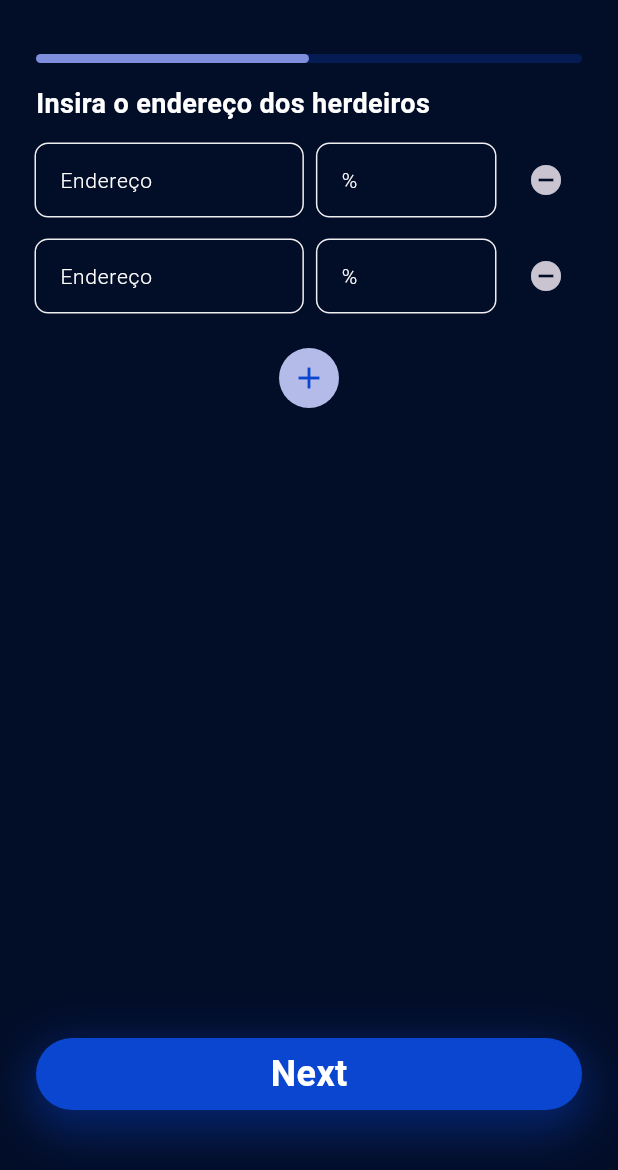
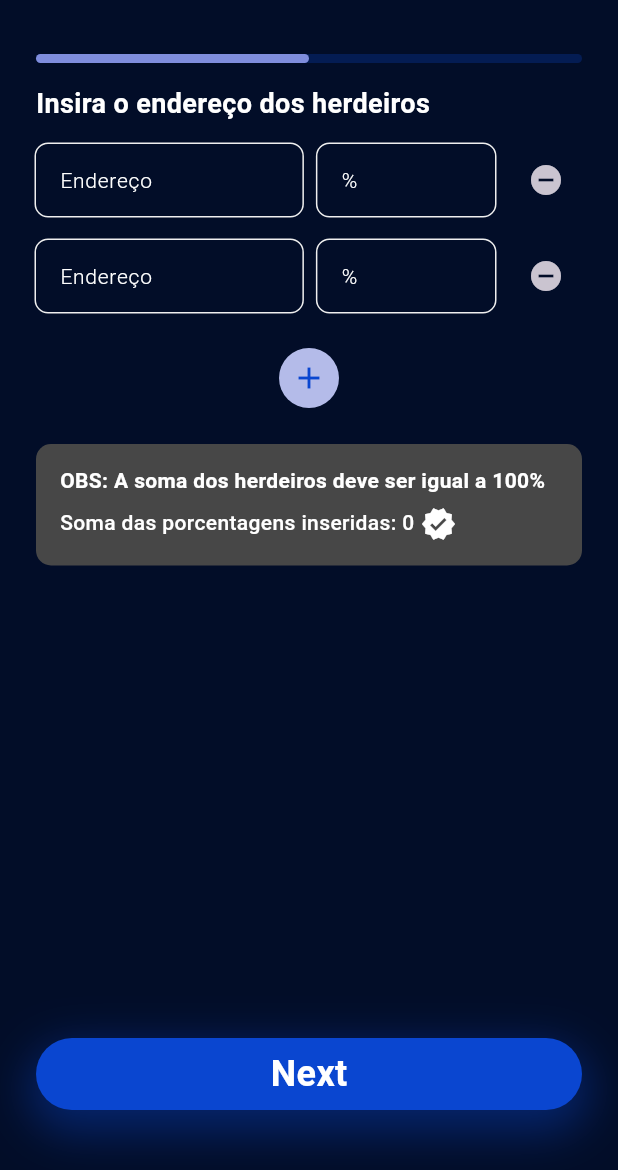
Before and after one commit to FelipeLemosBellini/tcc_heranca, a Flutter app: the AddressStepView screen opened by its route, after a tap on the "add" icon, on a phone screen of 412 x 824 dp, the part 66-1236 px from its top. Run offline on Flutter 3.47's test engine with Material 3 defaults, Android fonts, the phone set to English and light mode, and no system bars; our stand-ins replace cloud_firestore, device_preview, firebase_auth, firebase_core, flutter_svg, fpdart and 3 more; accounts and stored records are empty; Roboto replaces fonts that are missing (Tektur).

Commit message:
add number_enabler_widget.dart

```diff
--- a/lib/ui/features/new_testament/address/address_step_view.dart
+++ b/lib/ui/features/new_testament/address/address_step_view.dart
@@ -3,7 +3,7 @@ import 'package:get_it/get_it.dart';
 import 'package:go_router/go_router.dart';
 import 'package:tcc/core/routers/routers.dart';
 import 'package:tcc/ui/features/new_testament/address/address_step_controller.dart';
-import 'package:tcc/ui/helpers/app_colors.dart';
+import 'package:tcc/ui/features/new_testament/widgets/number_enabler_widget.dart';
 import 'package:tcc/ui/helpers/app_fonts.dart';
 import 'package:tcc/ui/widgets/app_bars/app_bar_simple_widget.dart';
 import 'package:tcc/ui/widgets/buttons/button_icon_widget.dart';
@@ -25,8 +25,54 @@ class _AddressStepViewState extends State<AddressStepView> {
   AddressStepController addressStepController = GetIt.I.get<AddressStepController>();
 
   // Listas para armazenar os controladores de cada linha de endereço e porcentagem
-  List<TextEditingController> addressControllers = [TextEditingController()];
-  List<TextEditingController> percentageControllers = [TextEditingController()];
+  List<TextEditingController> addressControllers = [];
+  List<TextEditingController> percentageControllers = [];
+  List<FocusNode> focusNodes = [];
+
+  int counterPercentage = 0;
+
+  void _checkAllFieldsUnfocused() {
+    int count = 0;
+
+    for (TextEditingController controller in percentageControllers) {
+      if (controller.text != '') {
+        count += int.parse(controller.text);
+      }
+    }
+    setState(() {
+      counterPercentage = count;
+    });
+  }
+
+  @override
+  void initState() {
+    super.initState();
+    _addNewField();
+  }
+
+  @override
+  void dispose() {
+    for (var node in focusNodes) {
+      node.dispose();
+    }
+    for (var controller in addressControllers) {
+      controller.dispose();
+    }
+    for (var controller in percentageControllers) {
+      controller.removeListener(_checkAllFieldsUnfocused);
+      controller.dispose();
+    }
+    super.dispose();
+  }
+
+  void _addNewField() {
+    setState(() {
+      addressControllers.add(TextEditingController());
+      percentageControllers.add(TextEditingController());
+      focusNodes.add(FocusNode());
+      percentageControllers.last.addListener(_checkAllFieldsUnfocused);
+    });
+  }
 
   @override
   Widget build(BuildContext context) {
@@ -63,7 +109,7 @@ class _AddressStepViewState extends State<AddressStepView> {
                               child: TextFieldWidget(
                                 controller: addressControllers[index],
                                 hintText: 'Endereço',
-                                focusNode: FocusNode(),
+                                focusNode: focusNodes[index],
                               ),
                             ),
                             const SizedBox(width: 10),
@@ -93,6 +139,7 @@ class _AddressStepViewState extends State<AddressStepView> {
                                   } else {
                                     addressControllers.removeAt(index);
                                     percentageControllers.removeAt(index);
+                                    focusNodes.removeAt(index);
                                   }
                                 });
                               },
@@ -106,54 +153,46 @@ class _AddressStepViewState extends State<AddressStepView> {
                     alignment: Alignment.center,
                     child: ButtonIconWidget(
                       actionButtonEnum: ActionButtonEnum.add,
-                      onTap: () {
-                        setState(() {
-                          addressControllers.add(TextEditingController());
-                          percentageControllers.add(TextEditingController());
-                        });
-                      },
+                      onTap: () => _addNewField(),
                     ),
                   ),
+                  const SizedBox(height: 16),
+                  NumberEnablerWidget(counter: counterPercentage),
                   SizedBox(height: 100),
                 ],
               ),
-
-              bottomSheet: ElevatedButtonWidget(
-                text: "Next",
-                onTap: () {
-                  // if (addressControllers.any((element) => element.text.isEmpty) ||
-                  //     percentageControllers.any((element) => element.text.isEmpty)) {
-                  //   AlertHelper.showAlertSnackBar(
-                  //     context: context,
-                  //     alertData: AlertData(
-                  //       message: 'Preencha todos os campos!',
-                  //       errorType: ErrorType.warning,
-                  //     ),
-                  //   );
-                  //   return;
-                  // }
-                  // if (isValidEthereumAddress(addressControllers.last.text) == false) {
-                  //   AlertHelper.showAlertSnackBar(
-                  //     context: context,
-                  //     alertData: AlertData(
-                  //       message: 'Endereço Ethereum inválido!',
-                  //       errorType: ErrorType.warning,
-                  //     ),
-                  //   );
-                  //   return;
-                  // }
-                  // for (int i = 0; i < addressControllers.length; i++) {
-                  //   String address = addressControllers[i].text.trim();
-                  //   String percentage = percentageControllers[i].text.trim();
-                  //   print('Endereço: $address, Porcentagem: $percentage');
-                  // }
-
-                  context.push(RouterApp.proofOfLifeStep);
-                },
-              ),
+              bottomSheet: ElevatedButtonWidget(text: "Next", onTap: () => _next()),
             ),
           ),
     );
+  }
+
+  void _next() {
+    if (counterPercentage != 100) {
+      return;
+    }
+    if (addressControllers.any((element) => element.text.isEmpty) ||
+        percentageControllers.any((element) => element.text.isEmpty)) {
+      AlertHelper.showAlertSnackBar(
+        context: context,
+        alertData: AlertData(message: 'Preencha todos os campos!', errorType: ErrorType.warning),
+      );
+      return;
+    }
+    if (isValidEthereumAddress(addressControllers.last.text) == false) {
+      AlertHelper.showAlertSnackBar(
+        context: context,
+        alertData: AlertData(message: 'Endereço Ethereum inválido!', errorType: ErrorType.warning),
+      );
+      return;
+    }
+    for (int i = 0; i < addressControllers.length; i++) {
+      String address = addressControllers[i].text.trim();
+      String percentage = percentageControllers[i].text.trim();
+      print('Endereço: $address, Porcentagem: $percentage');
+    }
+
+    context.push(RouterApp.proofOfLifeStep);
   }
 }
 
--- /dev/null
+++ b/lib/ui/features/new_testament/widgets/number_enabler_widget.dart
@@ -0,0 +1,41 @@
+import 'package:flutter/material.dart';
+import 'package:tcc/ui/helpers/app_colors.dart';
+import 'package:tcc/ui/helpers/app_fonts.dart';
+
+class NumberEnablerWidget extends StatelessWidget {
+  final int counter;
+
+  const NumberEnablerWidget({super.key, required this.counter});
+
+  @override
+  Widget build(BuildContext context) {
+    TextStyle counterStyle =
+        counter == 100
+            ? AppFonts.bodySmallMedium.copyWith(color: AppColors.success2)
+            : counter > 100
+            ? AppFonts.bodySmallMedium.copyWith(color: AppColors.error2)
+            : AppFonts.bodySmallMedium;
+    return Container(
+      padding: EdgeInsets.all(16),
+      decoration: BoxDecoration(
+        borderRadius: BorderRadius.all(Radius.circular(10)),
+        color: AppColors.gray7,
+      ),
+      child: Column(
+        crossAxisAlignment: CrossAxisAlignment.start,
+        children: [
+          Text("OBS: A soma dos herdeiros deve ser igual a 100%", style: AppFonts.bodySmallBold),
+          SizedBox(height: 8),
+          Row(
+            children: [
+              Text("Soma das porcentagens inseridas: ", style: AppFonts.bodySmallMedium),
+              Text("$counter", style: counterStyle),
+              SizedBox(width: 4),
+              Icon(Icons.verified),
+            ],
+          ),
+        ],
+      ),
+    );
+  }
+}
```
Also changed, not shown: lib/ui/features/testator/see_details/see_details_view.dart (+7 -1 lines).
